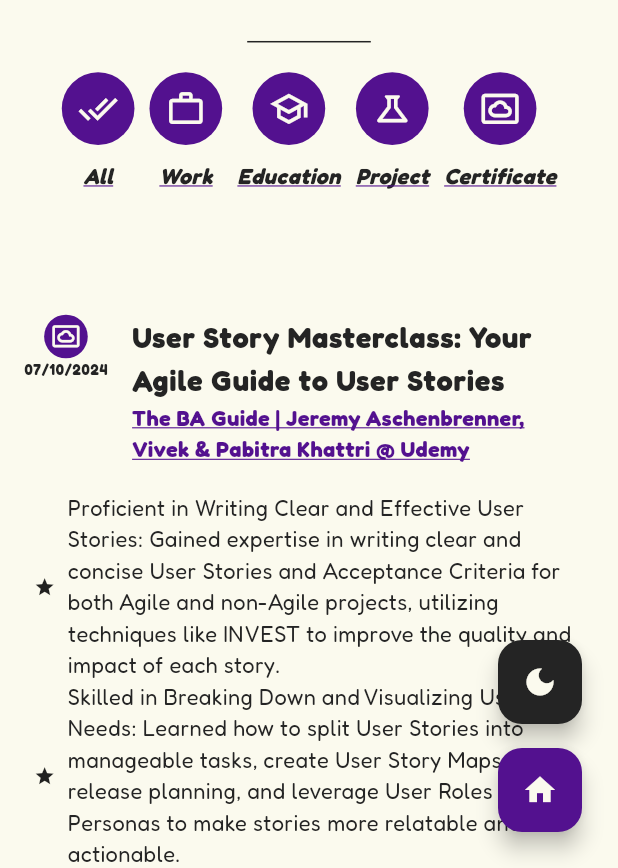
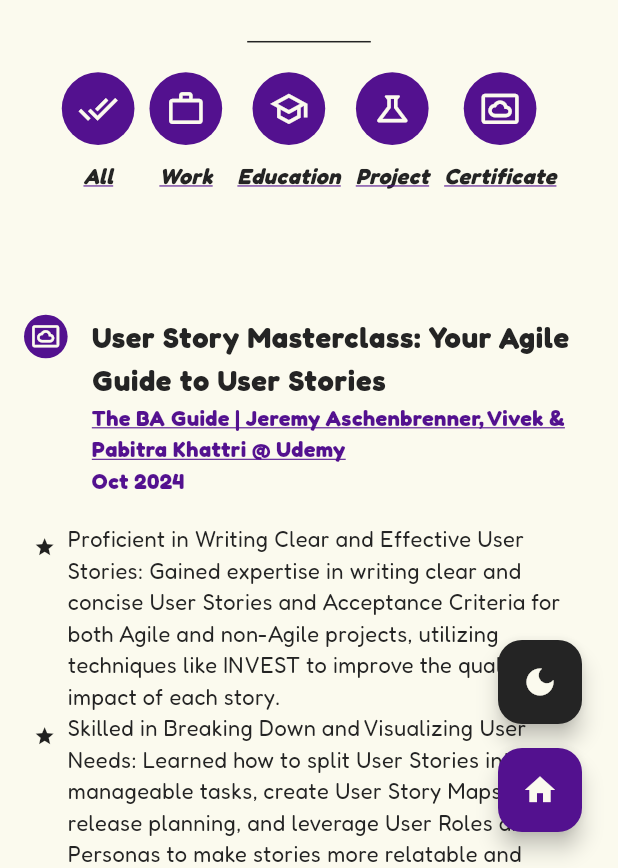
Before and after one commit to sanjay-rb/sanjay-rb.github.io, a Flutter app: the screen it shows after launch, on a phone screen of 412 x 824 dp, the part 368-1236 px from its top. Run offline on Flutter 3.47's test engine with Material 3 defaults, Android fonts, the phone set to English and light mode, and no system bars; drawn by our look-alikes of flutter_animate; our stand-ins replace get, google_fonts, url_strategy.

Commit message:
Mobile UI fixed

```diff
--- a/lib/app/constants/certification_constant.dart
+++ b/lib/app/constants/certification_constant.dart
@@ -8,7 +8,6 @@
         "The BA Guide | Jeremy Aschenbrenner, Vivek & Pabitra Khattri @ Udemy",
     date: DateTime(2024, 10, 07),
     type: TimelineTypeConstant.certificate,
-    isLive: false,
     link:
         "https://udemy-certificate.s3.amazonaws.com/pdf/UC-d685225a-a212-4931-a880-b4f08b0c12ca.pdf",
     points: [
@@ -22,7 +21,6 @@
     subTitle: "David Linthicum @ LinkedIn Learning",
     date: DateTime(2023, 6, 23),
     type: TimelineTypeConstant.certificate,
-    isLive: false,
     link:
         'https://drive.google.com/file/d/1Sh6mOx22BUh2jMII6Fq3ONiCBovCjxwg/view?usp=sharing',
     points: [
@@ -36,7 +34,6 @@
     subTitle: "Jose Marcial Portilla @ Udemy",
     date: DateTime(2023, 03, 30),
     type: TimelineTypeConstant.certificate,
-    isLive: false,
     link:
         "https://udemy-certificate.s3.amazonaws.com/pdf/UC-f77aa4fa-983c-4279-8f1b-30a0f0ca8a42.pdf",
     points: [
@@ -50,7 +47,6 @@
     subTitle: "Google Cloud Certified",
     date: DateTime(2023, 01, 31),
     type: TimelineTypeConstant.certificate,
-    isLive: false,
     link: "https://scq.io/cCjGh22",
     points: [
       'Experienced in Cloud Solution Deployment and Management: Gained hands-on experience in deploying, monitoring, and managing enterprise solutions on Google Cloud, using both the Google Cloud Console and command-line interface for efficient platform-based tasks.',
@@ -63,7 +59,6 @@
     subTitle: "Ranga Karanam @ Udemy",
     date: DateTime(2023, 01, 25),
     type: TimelineTypeConstant.certificate,
-    isLive: false,
     link:
         "https://udemy-certificate.s3.amazonaws.com/pdf/UC-8aa20932-b7b0-4e30-a022-0bf8136f4f3c.pdf",
     points: [
@@ -77,7 +72,6 @@
     subTitle: "Dave Crenshaw @ LinkedIn Learning",
     date: DateTime(2022, 9, 21),
     type: TimelineTypeConstant.certificate,
-    isLive: false,
     link:
         "https://drive.google.com/file/d/1T7PYoIYGDwiulyqhV7K4VwSzrpUGb9xJ/view?usp=sharing",
     points: [
@@ -91,7 +85,6 @@
     subTitle: "Python Institute",
     date: DateTime(2021, 06, 16),
     type: TimelineTypeConstant.certificate,
-    isLive: false,
     link: "https://www.credly.com/badges/782633fa-47d2-4a8f-ad6f-8c167da44466",
     points: [
       'Mastered Core Python Concepts: Gained a strong foundation in Python, learning key concepts such as compilation vs. interpretation, Python’s structure (keywords, indentation), literals, variables, data types, and operators, forming the base for effective programming.',
@@ -104,7 +97,6 @@
     subTitle: "Peter Gruenbaum @ Udemy",
     date: DateTime(2021, 06, 14),
     type: TimelineTypeConstant.certificate,
-    isLive: false,
     link:
         "https://udemy-certificate.s3.amazonaws.com/pdf/UC-fd902054-422b-4db8-9ae5-57ca57ee896b.pdf",
     points: [
@@ -118,7 +110,6 @@
     subTitle: "Codingdojo, Inc. @ Udemy",
     date: DateTime(2021, 02, 24),
     type: TimelineTypeConstant.certificate,
-    isLive: false,
     link:
         "https://udemy-certificate.s3.amazonaws.com/pdf/UC-5fadd4e9-df64-43fd-bfaf-6f24294edc9b.pdf",
     points: [
@@ -132,7 +123,6 @@
     subTitle: "Rafi Saar @ Udemy",
     date: DateTime(2021, 01, 25),
     type: TimelineTypeConstant.certificate,
-    isLive: false,
     link:
         "http://udemy-certificate.s3.amazonaws.com/pdf/UC-10d8b7c3-36eb-46ed-ae3a-b7ce3a98c000.pdf",
     points: [
@@ -146,7 +136,6 @@
     subTitle: "Dr Gemma Leigh Roberts @ LinkedIn Learning",
     date: DateTime(2020, 10, 20),
     type: TimelineTypeConstant.certificate,
-    isLive: false,
     link:
         'https://drive.google.com/file/d/1vngcSAQSxgANYo5W_Fe1tri77vLfU7wD/view?usp=sharing',
     points: [
@@ -160,7 +149,6 @@
     subTitle: "Judy Steiner-Williams @ LinkedIn Learning",
     date: DateTime(2020, 10, 15),
     type: TimelineTypeConstant.certificate,
-    isLive: false,
     link:
         'https://drive.google.com/file/d/1Dqg8Bs2fKoGb6vt_ZBD20hOGaS1OU6NE/view?usp=sharing',
     points: [
--- a/lib/app/constants/education_constant.dart
+++ b/lib/app/constants/education_constant.dart
@@ -8,7 +8,6 @@
     date: DateTime(2016, 07),
     endDate: DateTime(2020, 07),
     type: TimelineTypeConstant.education,
-    isLive: false,
     link: "NA",
     points: [
       'Area of Interest: Data Structures & Algorithms',
@@ -21,7 +20,6 @@
     date: DateTime(2014, 05),
     endDate: DateTime(2016, 04),
     type: TimelineTypeConstant.education,
-    isLive: false,
     link: "NA",
     points: [
       'Area of Interest: Computer Science',
@@ -34,7 +32,6 @@
     date: DateTime(2009, 06),
     endDate: DateTime(2014, 06),
     type: TimelineTypeConstant.education,
-    isLive: false,
     link: "NA",
     points: [
       'Area of Interest: Maths',
--- a/lib/app/constants/project_constant.dart
+++ b/lib/app/constants/project_constant.dart
@@ -7,7 +7,6 @@
     subTitle: "Version : 2.1.0+2",
     date: DateTime(2024, 07, 30),
     type: TimelineTypeConstant.project,
-    isLive: true,
     link: "NA",
     points: [
       'Added new version of Loga Parameshwari Temple app 🎉',
@@ -18,7 +17,6 @@
     subTitle: "Version : 2.13.15+24",
     date: DateTime(2024, 07, 05),
     type: TimelineTypeConstant.project,
-    isLive: false,
     link:
         "https://play.google.com/store/apps/details?id=com.sanjoke.loga_parameshwari",
     points: [
@@ -33,7 +31,6 @@
     subTitle: "Version : 2.13.12+23",
     date: DateTime(2024, 06, 18),
     type: TimelineTypeConstant.project,
-    isLive: false,
     link:
         "https://play.google.com/store/apps/details?id=com.sanjoke.loga_parameshwari",
     points: [
@@ -48,7 +45,6 @@
     subTitle: "Version : 2.13.8+22",
     date: DateTime(2024, 06, 09),
     type: TimelineTypeConstant.project,
-    isLive: false,
     link:
         "https://play.google.com/store/apps/details?id=com.sanjoke.loga_parameshwari",
     points: [
@@ -61,7 +57,6 @@
     subTitle: "Version : 2.13.7+21",
     date: DateTime(2024, 06, 08),
     type: TimelineTypeConstant.project,
-    isLive: false,
     link:
         "https://play.google.com/store/apps/details?id=com.sanjoke.loga_parameshwari",
     points: [
@@ -75,7 +70,6 @@
     subTitle: "Version : 1.4.0+3",
     date: DateTime(2024, 07, 21),
     type: TimelineTypeConstant.project,
-    isLive: true,
     link:
         "https://play.google.com/store/apps/details?id=com.sanjoke.hundred_days_of_programming",
     points: [
@@ -91,7 +85,6 @@
     subTitle: "Version : 2.0.0+2",
     date: DateTime(2024, 07, 20),
     type: TimelineTypeConstant.project,
-    isLive: true,
     link: "NA",
     points: [
       'Revamped the entire app UI and functions for a smoother, more intuitive experience. 🚀',
@@ -102,7 +95,6 @@
     subTitle: "Version : 1.2.7+5",
     date: DateTime(2021, 02, 17),
     type: TimelineTypeConstant.project,
-    isLive: false,
     link:
         "https://play.google.com/store/apps/details?id=com.sanjoke.hundred_days_of_flutter",
     points: [
@@ -119,7 +111,6 @@
     subTitle: "Version : 1.0.0+1",
     date: DateTime(2023, 03, 09),
     type: TimelineTypeConstant.project,
-    isLive: false,
     link: "NA",
     points: [
       'An portfolio page for my self to know more about me',
@@ -130,7 +121,6 @@
     subTitle: "Version : 2.13.1+18",
     date: DateTime(2023, 03, 6),
     type: TimelineTypeConstant.project,
-    isLive: true,
     link:
         "https://play.google.com/store/apps/details?id=com.sanjoke.loga_parameshwari",
     points: [
@@ -150,7 +140,6 @@
     subTitle: "Version : 2.5.8+16",
     date: DateTime(2022, 11, 7),
     type: TimelineTypeConstant.project,
-    isLive: false,
     link:
         "https://play.google.com/store/apps/details?id=com.sanjoke.loga_parameshwari",
     points: [
@@ -163,7 +152,6 @@
     subTitle: "Version : 2.5.4+14",
     date: DateTime(2022, 05, 13),
     type: TimelineTypeConstant.project,
-    isLive: false,
     link:
         "https://play.google.com/store/apps/details?id=com.sanjoke.loga_parameshwari",
     points: [
@@ -181,7 +169,6 @@
     subTitle: "Version : 2.0.0+10",
     date: DateTime(2021, 07, 15),
     type: TimelineTypeConstant.project,
-    isLive: false,
     link:
         "https://play.google.com/store/apps/details?id=com.sanjoke.loga_parameshwari",
     points: [
@@ -197,7 +184,6 @@
     subTitle: "Version : 1.0.0+1",
     date: DateTime(2021, 05, 27),
     type: TimelineTypeConstant.project,
-    isLive: false,
     link:
         "https://play.google.com/store/apps/details?id=com.sanjoke.loga_parameshwari",
     points: [
--- a/lib/app/constants/work_constant.dart
+++ b/lib/app/constants/work_constant.dart
@@ -8,7 +8,6 @@
     date: DateTime(2021, 08),
     endDate: DateTime.now(),
     type: TimelineTypeConstant.work,
-    isLive: true,
     link: "NA",
     points: [
       'DataOps Leadership: Led a team of 4 to design and implement a robust DataOps pipeline, reducing ETL/ELT delays via automation and optimizing delivery times.',
@@ -26,7 +25,6 @@
     date: DateTime(2020, 10),
     endDate: DateTime(2021, 08),
     type: TimelineTypeConstant.work,
-    isLive: false,
     link: "NA",
     points: [
       'Deployment Automation: Automated deployment of Data Technology components using Jenkins and Groovy scripts, reducing manual efforts and increasing deployment efficiency. ',
@@ -40,7 +38,6 @@
     date: DateTime(2020, 05),
     endDate: DateTime(2020, 10),
     type: TimelineTypeConstant.work,
-    isLive: false,
     link: "NA",
     points: [
       'Mobile App Development: Designed and developed the front end for an Airlines luggage management system using Flutter, integrating CRUD operations with a user-friendly UI.'
--- a/lib/app/data/models/timeline_model.dart
+++ b/lib/app/data/models/timeline_model.dart
@@ -4,7 +4,6 @@
   DateTime? date;
   DateTime? endDate;
   String? type;
-  bool? isLive;
   String? link;
   List<String>? points;
 
@@ -14,7 +13,6 @@
     this.date,
     this.endDate,
     this.type,
-    this.isLive,
     this.link,
     this.points,
   });
@@ -25,7 +23,6 @@
     date = json['date'];
     endDate = json['endDate'];
     type = json['type'];
-    isLive = json['isLive'];
     link = json['link'];
     points = json['points']?.cast<String>();
   }
@@ -37,7 +34,6 @@
     data['date'] = date;
     data['endDate'] = endDate;
     data['type'] = type;
-    data['isLive'] = isLive;
     data['link'] = link;
     data['points'] = points;
     return data;
--- a/lib/app/modules/home/views/timeline_widget.dart
+++ b/lib/app/modules/home/views/timeline_widget.dart
@@ -22,15 +22,6 @@
               children: List.generate(
                 controller.timeline.length,
                 (index) {
-                  final String day = controller.timeline[index].date!.day
-                      .toString()
-                      .padLeft(2, '0');
-                  final String month = controller.timeline[index].date!.month
-                      .toString()
-                      .padLeft(2, '0');
-                  final String year = controller.timeline[index].date!.year
-                      .toString()
-                      .padLeft(4, '0');
                   return Column(
                     children: [
                       ListTile(
@@ -38,9 +29,7 @@
                           await launchUrlString(
                               controller.timeline[index].link!);
                         },
-                        leading: Column(
-                          children: [
-                            Container(
+                        leading: Container(
                           width: ResponsiveService.width(context, 30),
                           height: ResponsiveService.width(context, 30),
                           decoration: BoxDecoration(
@@ -55,33 +44,16 @@
                                 ResponsiveService.width(context, 30 / 5),
                               ),
                               child: Icon(
-                                    TimelineProvider.iconMap[
-                                        controller.timeline[index].type],
-                                    color:
-                                        Theme.of(context).colorScheme.primary,
+                                TimelineProvider
+                                    .iconMap[controller.timeline[index].type],
+                                color: Theme.of(context).colorScheme.primary,
                               ),
                             ),
                           ),
                         ),
-                            Expanded(
-                              child: Text(
-                                "$day/$month/$year",
-                                style: GoogleFonts.fredoka().copyWith(
-                                  fontSize:
-                                      ResponsiveService.width(context, 10),
-                                  color: Theme.of(context).colorScheme.tertiary,
-                                  fontWeight: FontWeight.bold,
-                                ),
-                              ),
-                            ),
-                          ],
-                        ),
                         isThreeLine: true,
                         title: Text(
-                          controller.timeline[index].title! +
-                              (controller.timeline[index].isLive!
-                                  ? " (Live)"
-                                  : ""),
+                          controller.timeline[index].title!,
                           textAlign: TextAlign.start,
                           style: GoogleFonts.fredoka().copyWith(
                             fontSize: ResponsiveService.width(context, 20),
@@ -89,19 +61,36 @@
                             fontWeight: FontWeight.bold,
                           ),
                         ),
-                        subtitle: Text(
+                        subtitle: Column(
+                          crossAxisAlignment: CrossAxisAlignment.start,
+                          children: [
+                            Text(
                               controller.timeline[index].subTitle!,
                               textAlign: TextAlign.start,
                               style: GoogleFonts.fredoka().copyWith(
                                 fontSize: ResponsiveService.width(context, 15),
                                 color: Theme.of(context).colorScheme.secondary,
                                 fontWeight: FontWeight.bold,
-                            decoration: controller.timeline[index].link != "NA"
+                                decoration:
+                                    controller.timeline[index].link != "NA"
                                         ? TextDecoration.underline
                                         : null,
                                 decorationColor:
                                     Theme.of(context).colorScheme.secondary,
                               ),
+                            ),
+                            Text(
+                              "${DateFormat.yMMM().format(controller.timeline[index].date!)} ${controller.timeline[index].endDate == null ? "" : (controller.timeline[index].endDate!.month == DateTime.now().month && controller.timeline[index].endDate!.year == DateTime.now().year) ? '- Present' : "- ${DateFormat.yMMM().format(controller.timeline[index].endDate!)}"}",
+                              textAlign: TextAlign.start,
+                              style: GoogleFonts.fredoka().copyWith(
+                                fontSize: ResponsiveService.width(context, 15),
+                                color: Theme.of(context).colorScheme.secondary,
+                                fontWeight: FontWeight.bold,
+                                decorationColor:
+                                    Theme.of(context).colorScheme.secondary,
+                              ),
+                            ),
+                          ],
                         ),
                       ),
                       const SizedBox(height: 10),
@@ -112,6 +101,7 @@
                             horizontal: ResponsiveService.width(context, 15),
                           ),
                           child: Row(
+                            crossAxisAlignment: CrossAxisAlignment.start,
                             children: [
                               Padding(
                                 padding: const EdgeInsets.all(8.0),
@@ -196,10 +186,7 @@
                             crossAxisAlignment: CrossAxisAlignment.start,
                             children: [
                               SelectableText(
-                                controller.timeline[index].title! +
-                                    (controller.timeline[index].isLive!
-                                        ? " (Live)"
-                                        : ""),
+                                controller.timeline[index].title!,
                                 textAlign: TextAlign.start,
                                 style: GoogleFonts.fredoka().copyWith(
                                   fontSize:
```
Lines whose indentation alone changed are shown as unchanged.
